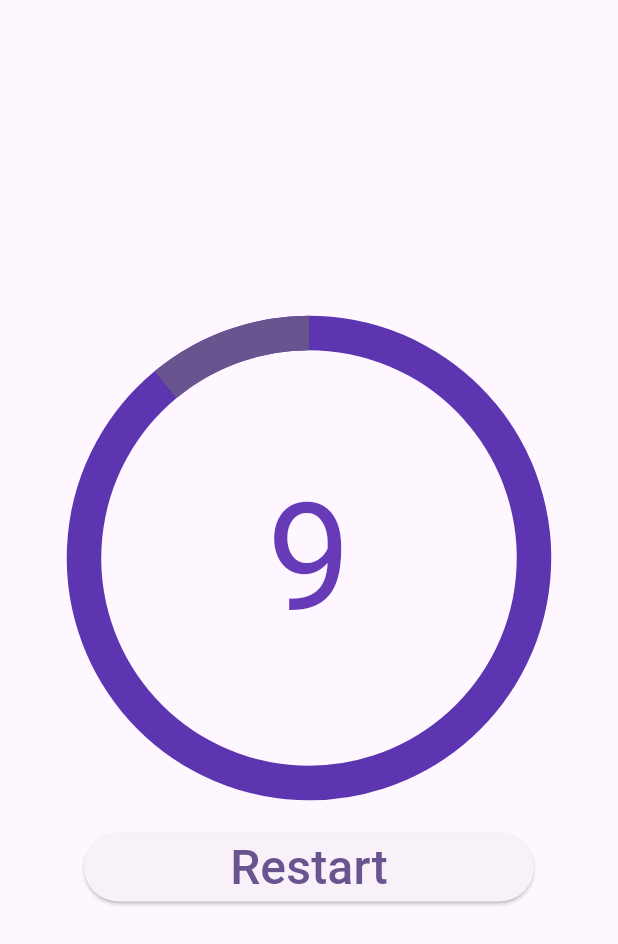
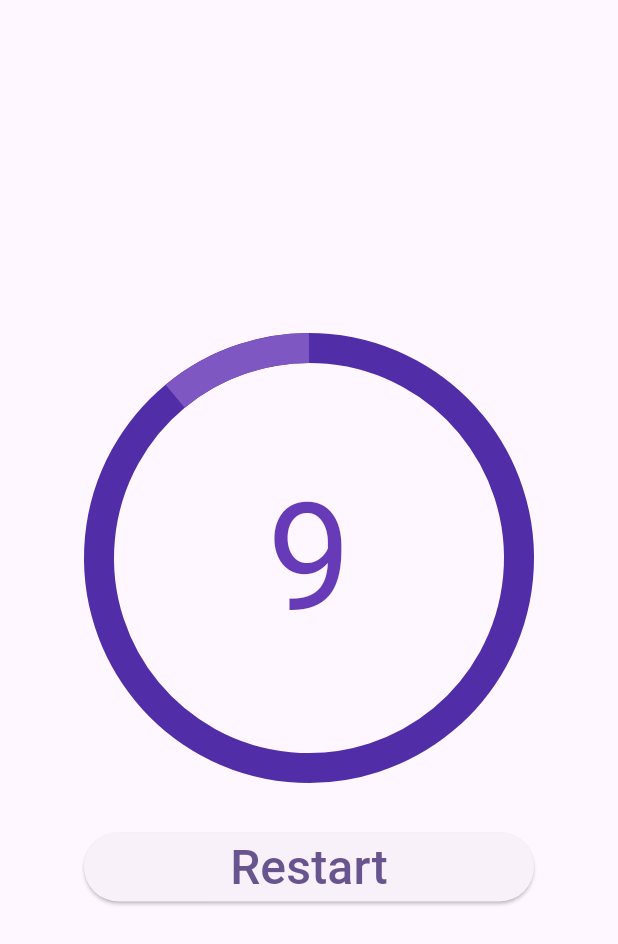
Before and after one commit to Mjajang/Explore-Flutter, a Flutter app: the screen it shows after launch, after a tap on "Restart", on a phone screen of 412 x 824 dp. Shown: the top 944 px of the screen. Run offline on Flutter 3.47's test engine with Material 3 defaults, Android fonts, the phone set to English and light mode, and no system bars; our stand-ins replace flutter_svg; missing offline and left inert: dart:js.

Commit message:
matching with solution code resource

```diff
--- a/lat_radial_count_down_timer/lib/countdown_screen.dart
+++ b/lat_radial_count_down_timer/lib/countdown_screen.dart
@@ -1,7 +1,8 @@
-import 'dart:async';
+// ignore_for_file: public_member_api_docs, sort_constructors_first
 import 'dart:math';
 
 import 'package:flutter/material.dart';
+import 'package:flutter/scheduler.dart';
 
 class CountdownAndRestart extends StatefulWidget {
   const CountdownAndRestart({super.key});
@@ -14,46 +15,38 @@ class CountdownAndRestartState extends State<CountdownAndRestart>
     with SingleTickerProviderStateMixin {
   static const maxWidth = 300.0;
   static const initialValue = 10;
-  int seconds = initialValue;
-  late Timer timer;
-  late AnimationController controller;
+  Duration _elapsed = Duration.zero;
+
+  int get _remainingTime => max(0, initialValue - _elapsed.inSeconds);
+  double get _countdownProgress =>
+      _elapsed.inMilliseconds / (1000 * initialValue.toDouble());
+  late final Ticker _ticker;
 
   void restartTimer() {
-    timer.cancel();
-    controller.reset();
-    setState(() {
-      seconds = initialValue;
-    });
-    controller.forward();
-    startTimer();
+    _ticker.stop();
+    _ticker.start();
   }
 
   void startTimer() {
-    timer = Timer.periodic(const Duration(seconds: 1), (_) {
-      if (seconds > 0) {
-        setState(() {
-          seconds--;
-        });
-      } else {
-        timer.cancel();
+    _ticker = createTicker((elapsed) {
+      setState(() => _elapsed = elapsed);
+      if (_elapsed.inSeconds >= initialValue) {
+        _ticker.stop();
       }
     });
+
+    _ticker.start();
   }
 
   @override
   void initState() {
     super.initState();
     startTimer();
-    controller = AnimationController(
-      vsync: this,
-      duration: const Duration(seconds: initialValue),
-    )..forward();
   }
 
   @override
   void dispose() {
-    timer.cancel();
-    controller.dispose();
+    _ticker.dispose();
     super.dispose();
   }
 
@@ -63,27 +56,9 @@ class CountdownAndRestartState extends State<CountdownAndRestart>
       mainAxisSize: MainAxisSize.min,
       crossAxisAlignment: CrossAxisAlignment.stretch,
       children: [
-        SizedBox(
-          height: 300,
-          width: 300,
-          child: Stack(
-            fit: StackFit.expand,
-            children: [
-              AnimatedBuilder(
-                  animation: controller,
-                  builder: (context, child) {
-                    return Transform.rotate(
-                      angle: -2 * pi * controller.value,
-                      child: CircularProgressIndicator(
-                        value: controller.value,
-                        strokeWidth: 23,
-                        backgroundColor: Colors.deepPurple.shade600,
-                      ),
-                    );
-                  }),
-              buildTime(context),
-            ],
-          ),
+        CountDownRenderer(
+          progress: _countdownProgress,
+          remainingTime: _remainingTime,
         ),
         const SizedBox(height: 32),
         ElevatedButton(
@@ -97,17 +72,98 @@ class CountdownAndRestartState extends State<CountdownAndRestart>
       ],
     );
   }
+}
 
-  Widget buildTime(BuildContext context) {
-    return Center(
-      child: Text(
-        "$seconds",
-        textAlign: TextAlign.center,
-        style: const TextStyle(
-          fontSize: 100,
-          color: Colors.deepPurple,
-        ),
+class CountDownRenderer extends StatelessWidget {
+  const CountDownRenderer({
+    Key? key,
+    required this.progress,
+    required this.remainingTime,
+  }) : super(key: key);
+  final double progress;
+  final int remainingTime;
+
+  final color = Colors.deepPurple;
+
+  @override
+  Widget build(BuildContext context) {
+    return AspectRatio(
+      aspectRatio: 1.0,
+      child: Stack(
+        children: [
+          Center(
+            child: RingWithoutCustomPainter(
+              progress: progress,
+              foregroundColor: color.shade700,
+              backgroundColor: color.shade400,
+            ),
+          ),
+          Center(
+            child: RemainingTimeText(
+              remaining: remainingTime,
+              color: color,
+            ),
+          ),
+        ],
       ),
     );
   }
 }
+
+class RemainingTimeText extends StatelessWidget {
+  const RemainingTimeText({
+    Key? key,
+    required this.remaining,
+    required this.color,
+  }) : super(key: key);
+  final int remaining;
+  final Color color;
+
+  @override
+  Widget build(BuildContext context) {
+    return LayoutBuilder(builder: (context, constraints) {
+      final width = constraints.maxWidth;
+      return Text(
+        remaining.toString(),
+        style: TextStyle(
+          fontSize: width / 3,
+          color: color,
+        ),
+      );
+    });
+  }
+}
+
+class RingWithoutCustomPainter extends StatelessWidget {
+  const RingWithoutCustomPainter({
+    Key? key,
+    required this.progress,
+    required this.foregroundColor,
+    required this.backgroundColor,
+  }) : super(key: key);
+  final double progress;
+  final Color foregroundColor;
+  final Color backgroundColor;
+
+  @override
+  Widget build(BuildContext context) {
+    return LayoutBuilder(builder: (context, constraints) {
+      final strokeWidth = constraints.maxWidth / 15.0;
+      return AspectRatio(
+        aspectRatio: 1.0,
+        child: Padding(
+          padding: EdgeInsets.all(strokeWidth / 2.0),
+          child: Transform.rotate(
+            angle: -2 * pi * progress,
+            child: CircularProgressIndicator(
+              value: progress,
+              strokeWidth: strokeWidth,
+              valueColor: AlwaysStoppedAnimation<Color>(backgroundColor),
+              backgroundColor: foregroundColor,
+            ),
+          ),
+        ),
+      );
+    });
+  }
+}
```
